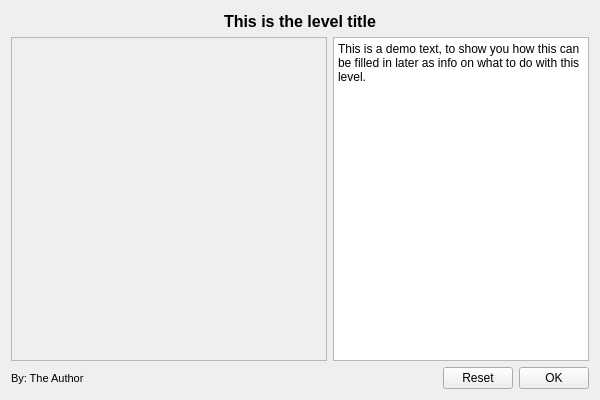
Qt form src/view/GameResources.ui (the-butterfly-effect/tbe) before a commit.
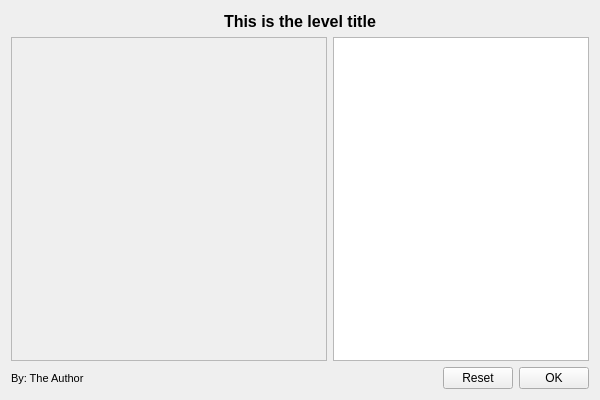
The same form after that commit. Icons and pictures are not drawn. Custom widgets are drawn as their Qt base class.

Commit message: remove superfluous text

```diff
--- a/src/view/GameResources.ui
+++ b/src/view/GameResources.ui
@@ -113,11 +113,7 @@
         <enum>Qt::ScrollBarAlwaysOff</enum>
        </property>
        <property name="html">
-        <string>&lt;!DOCTYPE HTML PUBLIC &quot;-//W3C//DTD HTML 4.0//EN&quot; &quot;http://www.w3.org/TR/REC-html40/strict.dtd&quot;&gt;
-&lt;html&gt;&lt;head&gt;&lt;meta name=&quot;qrichtext&quot; content=&quot;1&quot; /&gt;&lt;style type=&quot;text/css&quot;&gt;
-p, li { white-space: pre-wrap; }
-&lt;/style&gt;&lt;/head&gt;&lt;body style=&quot; font-family:'Sans Serif'; font-size:9pt; font-weight:400; font-style:normal;&quot;&gt;
-&lt;p style=&quot; margin-top:0px; margin-bottom:0px; margin-left:0px; margin-right:0px; -qt-block-indent:0; text-indent:0px;&quot;&gt;This is a demo text, to show you how this can be filled in later as info on what to do with this level.&lt;/p&gt;&lt;/body&gt;&lt;/html&gt;</string>
+        <string></string>
        </property>
       </widget>
      </item>
```
